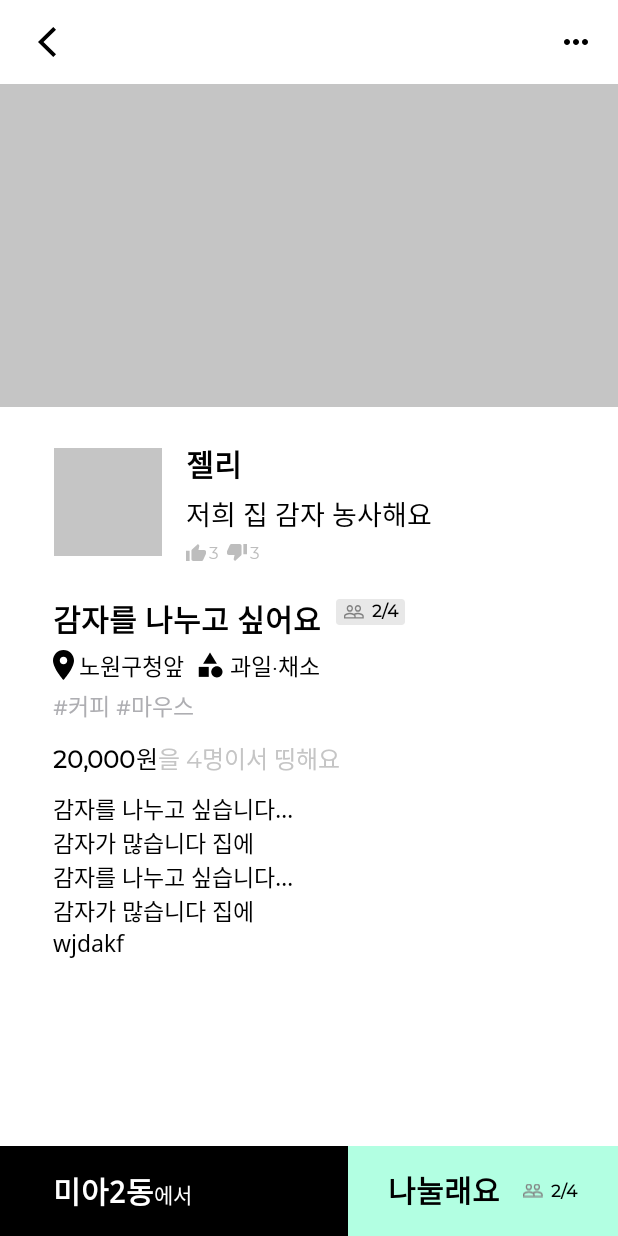
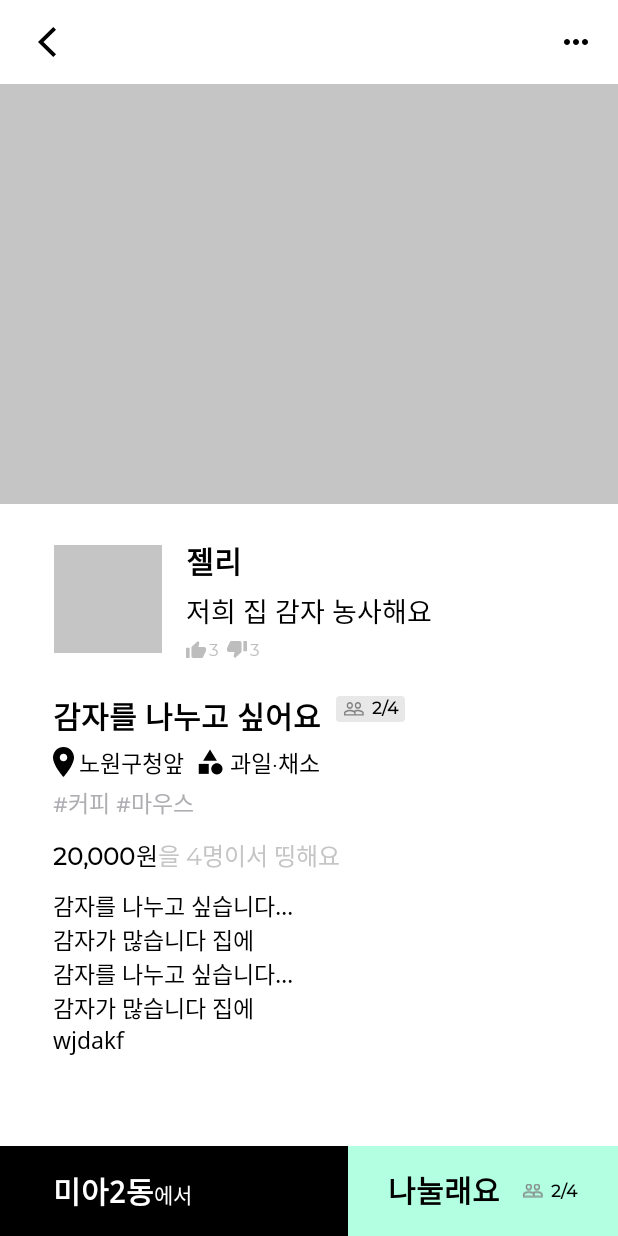
Before and after one commit to Team-Dingdong/dingdong-front, an Android app: the layout activity_share_detail.xml on its own in the app's theme, with its tools: preview values and no code run, on a phone screen of 412 x 824 dp. Run offline under Robolectric (Android 15) with nearby library versions, the phone set to English and light mode, and no system bars; network calls fail.

Commit message:
fix : sharedetail 액티비티 수정

```diff
--- a/app/src/main/AndroidManifest.xml
+++ b/app/src/main/AndroidManifest.xml
@@ -19,14 +19,14 @@
         android:roundIcon="@mipmap/ic_launcher_round"
         android:supportsRtl="true"
         android:theme="@style/Theme.Dingdong">
+
+
         <activity android:name=".chatting.PlanningActivity"></activity>
 
-        android:theme="@style/Theme.Dingdong"
-        android:usesCleartextTraffic="true">
 
         <meta-data
             android:name="com.google.android.geo.API_KEY"
-            android:value="@string/google_maps_key" />
+            android:value="AIzaSyAfg07uT1VaOf-53XrkMSXw4Z3e1mZGWdg" />
 
         <activity android:name=".mytown.changetownActivity" />
         <activity android:name=".login_register.RegisterActivity" />
--- a/app/src/main/java/org/techtown/dingdong/home/HomeFragment.java
+++ b/app/src/main/java/org/techtown/dingdong/home/HomeFragment.java
@@ -216,6 +216,7 @@ public class HomeFragment extends Fragment {
             @Override
             public void onClick(View v) {
                 startActivity(new Intent(getActivity(), EditActivity.class));
+                //startActivity(new Intent(getActivity(), ShareDetailActivity.class));
             }
         });
 
--- a/app/src/main/res/layout/activity_share_detail.xml
+++ b/app/src/main/res/layout/activity_share_detail.xml
@@ -18,16 +18,30 @@
 
             <androidx.constraintlayout.widget.ConstraintLayout
                 android:layout_width="match_parent"
+                android:layout_marginBottom="50dp"
                 android:layout_height="wrap_content">
 
 
-                <FrameLayout
+                <androidx.constraintlayout.widget.ConstraintLayout
                     android:id="@+id/frameLayout"
                     android:layout_width="match_parent"
-                    android:layout_height="215dp"
+                    android:layout_height="280dp"
                     app:layout_constraintEnd_toEndOf="parent"
                     app:layout_constraintStart_toStartOf="parent"
                     app:layout_constraintTop_toTopOf="parent">
+
+
+                    <LinearLayout
+                        android:id="@+id/layout_indicators"
+                        android:layout_width="0dp"
+                        android:layout_height="wrap_content"
+                        android:layout_marginTop="150dp"
+                        android:gravity="center"
+                        android:orientation="horizontal"
+                        android:paddingBottom="8dp"
+                        app:layout_constraintEnd_toStartOf="@+id/image_slider"
+                        app:layout_constraintStart_toStartOf="parent"
+                        app:layout_constraintTop_toTopOf="parent"></LinearLayout>
 
                     <androidx.viewpager2.widget.ViewPager2
                         android:id="@+id/image_slider"
@@ -37,18 +51,8 @@
 
                     </androidx.viewpager2.widget.ViewPager2>
 
-                    <LinearLayout
-                        android:id="@+id/layout_indicators"
-                        android:layout_width="0dp"
-                        android:layout_height="wrap_content"
-                        android:layout_marginTop="179dp"
-                        android:gravity="center"
-                        android:orientation="horizontal"
-                        android:paddingBottom="8dp">
 
-                    </LinearLayout>
-
-                </FrameLayout>
+                </androidx.constraintlayout.widget.ConstraintLayout>
 
                 <androidx.constraintlayout.widget.ConstraintLayout
                     android:id="@+id/constraintLayout2"
@@ -114,7 +118,7 @@
                             android:layout_height="wrap_content"
                             android:layout_gravity="center"
                             android:background="#00000000"
-                            android:src="@drawable/ic_thumbsup_small" />
+                            app:srcCompat="@drawable/ic_thumbsup_small" />
 
                         <TextView
                             android:id="@+id/tv_like"
@@ -133,7 +137,7 @@
                             android:layout_gravity="center"
                             android:layout_marginLeft="5dp"
                             android:background="#00000000"
-                            android:src="@drawable/ic_thumbsdown_small" />
+                            app:srcCompat="@drawable/ic_thumbsdown_small" />
 
                         <TextView
                             android:id="@+id/tv_dislike"
@@ -183,7 +187,7 @@
                         android:layout_width="wrap_content"
                         android:layout_height="match_parent"
                         android:layout_marginLeft="5dp"
-                        android:src="@drawable/ic_people">
+                        app:srcCompat="@drawable/ic_people">
 
                     </ImageView>
 
@@ -219,7 +223,7 @@
                         android:layout_height="wrap_content"
                         android:layout_gravity="center"
                         android:background="#00000000"
-                        android:src="@drawable/ic_place" />
+                        app:srcCompat="@drawable/ic_place" />
 
                     <TextView
                         android:id="@+id/tv_place"
@@ -240,7 +244,7 @@
                         android:layout_marginStart="7dp"
                         android:layout_marginLeft="7dp"
                         android:background="#00000000"
-                        android:src="@drawable/ic_category" />
+                        app:srcCompat="@drawable/ic_category" />
 
                     <TextView
                         android:id="@+id/tv_category"
@@ -476,7 +480,7 @@
                     android:layout_width="wrap_content"
                     android:layout_height="match_parent"
                     android:layout_marginLeft="5dp"
-                    android:src="@drawable/ic_people">
+                    app:srcCompat="@drawable/ic_people">
 
                 </ImageView>
 
```
Also changed, not shown: app/src/main/java/org/techtown/dingdong/home/ShareDetailActivity.java (+21 -8 lines).
